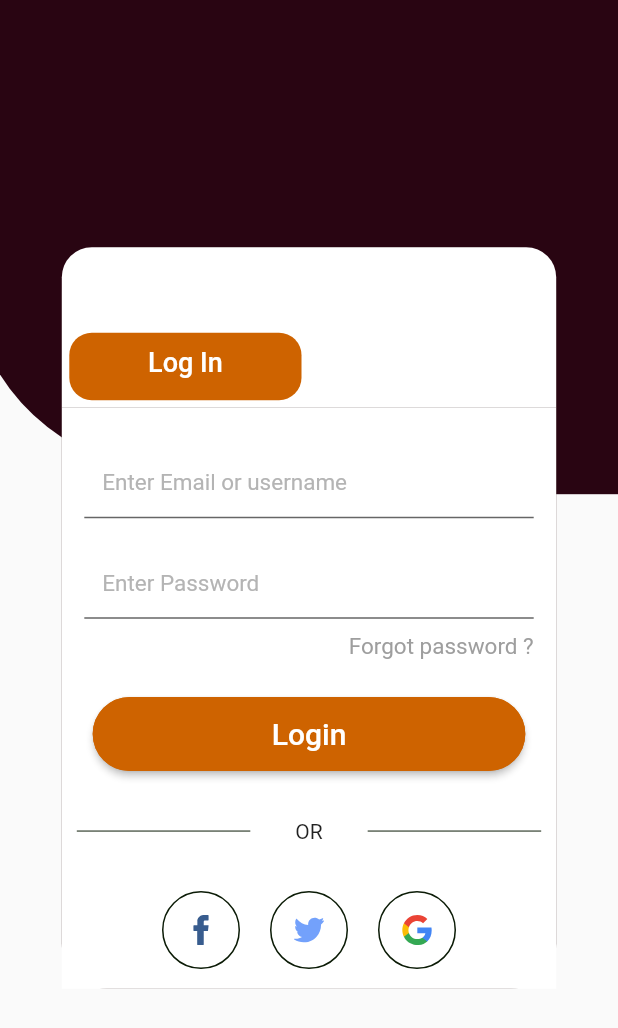
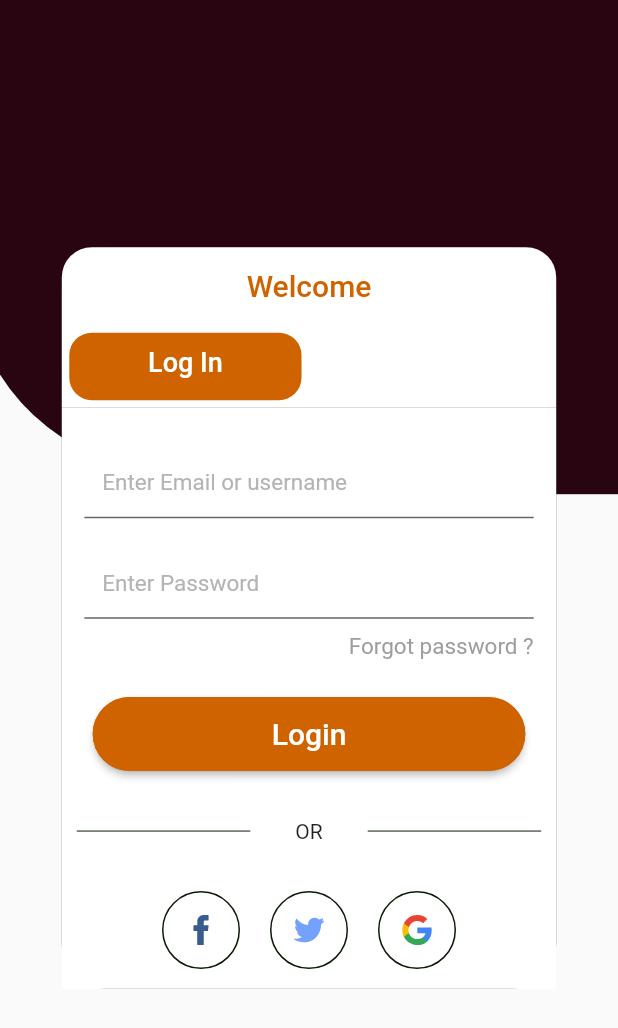
Before and after one commit to emilio-kariuki/youth, a Flutter app: the screen it shows after launch, on a phone screen of 412 x 824 dp. Shown: the top 1028 px of the screen. Run offline on Flutter 3.47's test engine with Material 2 defaults, Android fonts, the phone set to English and light mode, and no system bars; our stand-ins replace flutter_svg, google_fonts; Roboto replaces fonts that are missing (Redressed).

Commit message:
April 3, 2022 5:31 PM

```diff
--- a/lib/Accounts/login.dart
+++ b/lib/Accounts/login.dart
@@ -79,7 +79,7 @@ class _LoginContentsState extends State<LoginContents> {
             child: Scaffold(
               backgroundColor: Colors.transparent,
               appBar: AppBar(
-                title: Text("Welcome",style: GoogleFonts.roboto(fontSize: 20, fontWeight: FontWeight.w500)),
+                title: Center(child: Text("Welcome",style: GoogleFonts.roboto(fontSize: 20, fontWeight: FontWeight.w500,color: Color.fromARGB(255, 206, 99, 0),),)),
                 flexibleSpace: Container(
                   decoration: const BoxDecoration(
                       borderRadius: BorderRadius.only(
```
